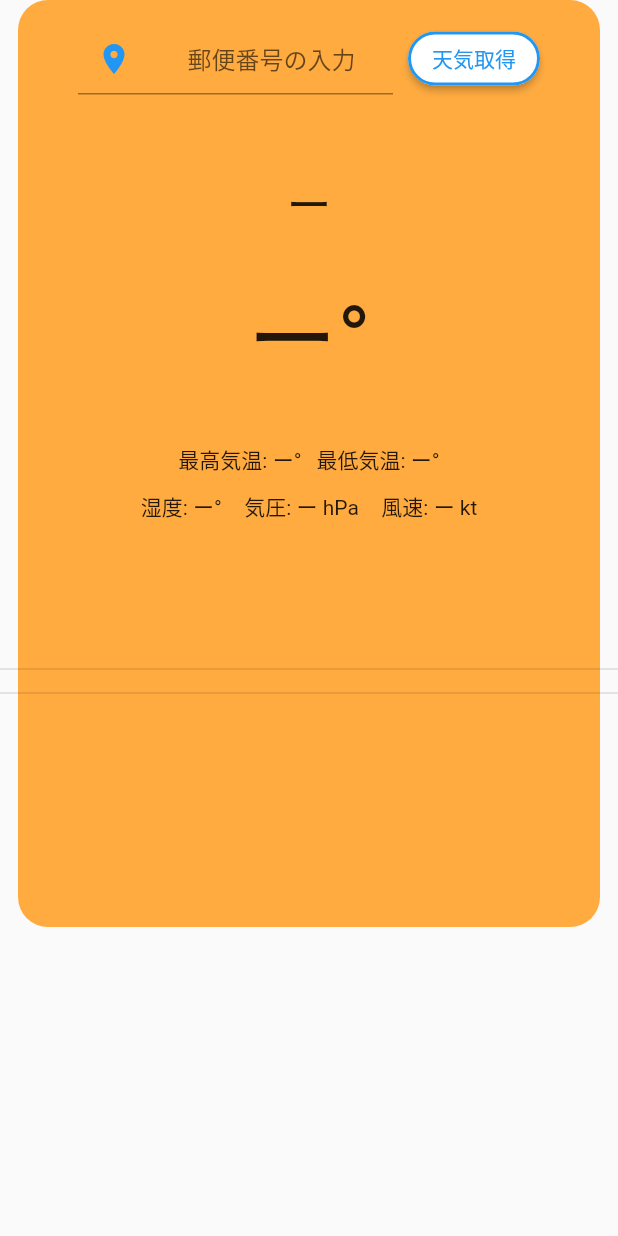
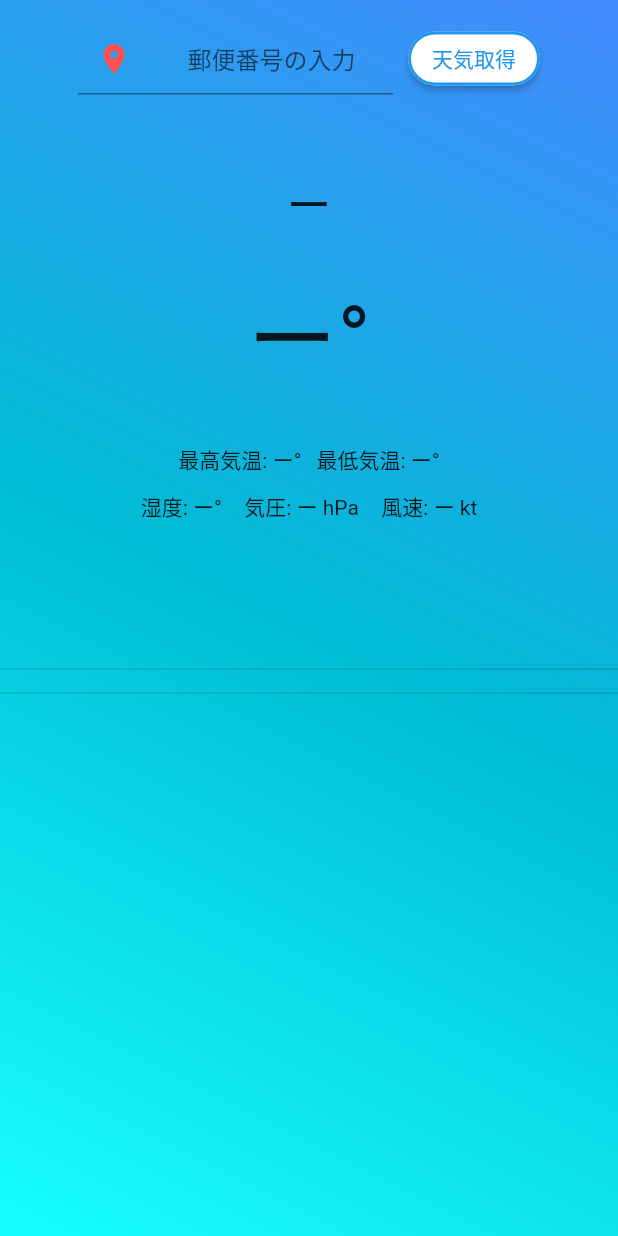
Before and after one commit to tomohiro1024/weatherApp, a Flutter app: the screen it shows after launch, on a phone screen of 412 x 824 dp. Run offline on Flutter 3.47's test engine with Material 2 defaults, Android fonts, the phone set to English and light mode, and no system bars; our stand-ins replace lottie.

Commit message:
Stack()にグラデーションの追加

```diff
--- a/lib/top_page.dart
+++ b/lib/top_page.dart
@@ -47,19 +47,27 @@ class _TopPageState extends State<TopPage> {
   Widget test() {
     Size size = MediaQuery.of(context).size;
     return Scaffold(
-      body: Container(
-        child: Column(
-          children: [
-            Container(
-              height: size.height * 0.75,
-              width: size.width,
-              margin: EdgeInsets.only(right: 12, left: 12),
-              decoration: BoxDecoration(
-                  color: Colors.orangeAccent,
-                  borderRadius: BorderRadius.circular(20)),
+      body: Column(
+        children: [
+          Container(
+            height: size.height,
+            width: size.width,
+            // margin: const EdgeInsets.only(right: 1, left: 1),
+            decoration: const BoxDecoration(
+              color: Colors.orangeAccent,
+              // borderRadius: BorderRadius.circular(20),
+              gradient: LinearGradient(
+                begin: Alignment.bottomLeft,
+                end: Alignment.topRight,
+                colors: <Color>[
+                  Colors.cyanAccent,
+                  Colors.cyan,
+                  Colors.blueAccent,
+                ],
+              ),
             ),
-          ],
-        ),
+          ),
+        ],
       ),
     );
   }
@@ -87,7 +95,7 @@ class _TopPageState extends State<TopPage> {
                           hintText: '郵便番号の入力',
                           prefixIcon: Icon(
                             Icons.place,
-                            color: Colors.blue,
+                            color: Colors.redAccent,
                           ),
                         ),
                         inputFormatters: [
```
